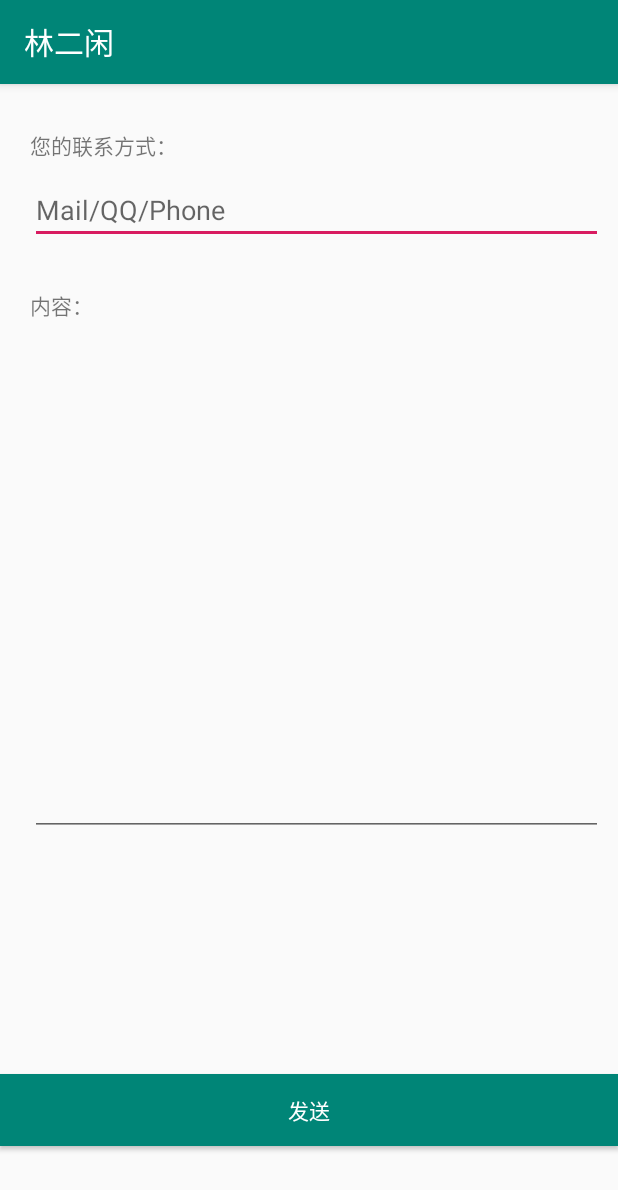
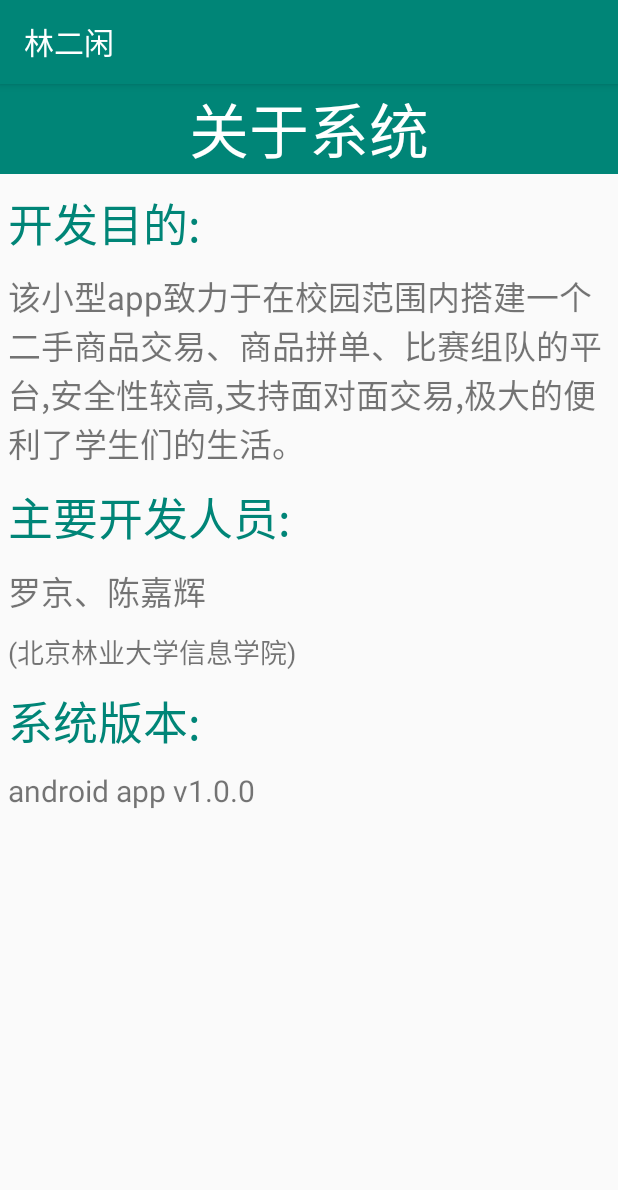
Before and after one commit to VachelChen/ErXianRecomend, an Android app: the fragment connectus shown on its own in the app's theme, on a phone screen of 412 x 824 dp. Shown: the top 1190 px of the screen. Run offline under Robolectric (Android 15) with nearby library versions, the phone set to English and light mode, and no system bars.

Commit message:
录制视频的成品

```diff
--- a/Mytry322 new/app/src/main/res/layout/activity_welcome.xml
+++ b/Mytry322 new/app/src/main/res/layout/activity_welcome.xml
@@ -13,6 +13,7 @@
         android:layout_marginStart="88dp"
         android:layout_marginTop="150dp"
         android:layout_marginEnd="88dp"
+        android:layout_gravity="center"
         app:layout_constraintBottom_toBottomOf="parent"
         app:layout_constraintEnd_toEndOf="parent"
         app:layout_constraintHorizontal_bias="1.0"
--- a/Mytry322 new/app/src/main/res/layout/fragment_connectus.xml
+++ b/Mytry322 new/app/src/main/res/layout/fragment_connectus.xml
@@ -1,68 +1,82 @@
 <?xml version="1.0" encoding="utf-8"?>
-<androidx.constraintlayout.widget.ConstraintLayout xmlns:android="http://schemas.android.com/apk/res/android"
-    xmlns:app="http://schemas.android.com/apk/res-auto"
+<RelativeLayout xmlns:android="http://schemas.android.com/apk/res/android"
     android:layout_width="match_parent"
     android:layout_height="match_parent">
-
-    <LinearLayout
-        android:layout_width="match_parent"
-        android:layout_height="match_parent"
-        android:orientation="vertical">
-
     <TextView
-            android:layout_marginTop="30dp"
-            android:layout_marginLeft="20dp"
-            android:layout_marginRight="10dp"
-            android:id="@+id/textView23"
+        android:id="@+id/tv_about_app"
+        android:text="关于系统"
+        android:textSize="40sp"
+        android:textColor="@color/colorWhite"
         android:layout_width="match_parent"
         android:layout_height="wrap_content"
-            android:text="您的联系方式：" />
-
-        <EditText
+        android:gravity="center_horizontal"
+        android:background="#008577"/>
+    <TextView
+        android:id="@+id/tv_goal"
+        android:layout_width="wrap_content"
+        android:layout_height="wrap_content"
+        android:text="开发目的:"
+        android:textSize="30sp"
+        android:layout_below="@id/tv_about_app"
         android:layout_marginTop="10dp"
-            android:layout_marginLeft="20dp"
-            android:layout_marginRight="10dp"
-            android:id="@+id/editText13"
+        android:textColor="#008577"
+        android:layout_marginStart="5dp"/>
+    <TextView
+        android:id="@+id/tv_goal_content"
         android:layout_width="match_parent"
         android:layout_height="wrap_content"
-            android:ems="10"
-            android:hint="Mail/QQ/Phone"
-            android:inputType="textPersonName" />
-
+        android:text="该小型app致力于在校园范围内搭建一个二手商品交易、商品拼单、比赛组队的平台,安全性较高,支持面对面交易,极大的便利了学生们的生活。"
+        android:layout_below="@id/tv_goal"
+        android:textSize="22sp"
+        android:layout_marginStart="5dp"
+        android:layout_marginEnd="5dp"
+        android:layout_marginTop="10dp"/>
     <TextView
-            android:layout_marginTop="30dp"
-            android:layout_marginLeft="20dp"
-            android:layout_marginRight="10dp"
-            android:id="@+id/textView24"
+        android:id="@+id/tv_developer"
+        android:layout_width="wrap_content"
+        android:layout_height="wrap_content"
+        android:text="主要开发人员:"
+        android:textSize="30sp"
+        android:layout_marginTop="10dp"
+        android:layout_below="@id/tv_goal_content"
+        android:textColor="#008577"
+        android:layout_marginStart="5dp"/>
+    <TextView
+        android:id="@+id/tv_developer_nickname"
+        android:layout_width="wrap_content"
+        android:layout_height="wrap_content"
+        android:text="罗京、陈嘉辉"
+        android:textSize="22sp"
+        android:layout_marginTop="10dp"
+        android:layout_below="@id/tv_developer"
+        android:layout_marginStart="5dp"/>
+    <TextView
+        android:id="@+id/tv_college"
         android:layout_width="match_parent"
         android:layout_height="wrap_content"
-            android:text="内容：" />
-
-        <EditText
+        android:text="(北京林业大学信息学院)"
+        android:textSize="18sp"
+        android:layout_below="@id/tv_developer_nickname"
         android:layout_marginTop="10dp"
-            android:layout_marginLeft="20dp"
-            android:layout_marginRight="10dp"
-            android:id="@+id/editText16"
-            android:layout_width="match_parent"
-            android:layout_height="500px"
-            android:ems="10"
-            android:gravity="start|top"
-            android:inputType="textMultiLine" />
-        <LinearLayout
-            android:layout_width="match_parent"
-            android:layout_height="match_parent"
-            android:layout_alignParentBottom="true"
-            android:orientation="horizontal">
-            <Button
-                android:id="@+id/connectsend"
-                android:layout_gravity="bottom"
-                android:layout_marginBottom="30dp"
+        android:layout_marginStart="5dp"/>
+    <TextView
+        android:id="@+id/tv_version"
         android:layout_width="wrap_content"
         android:layout_height="wrap_content"
-                android:background="#008577"
-                android:layout_weight="1"
-                android:textColor="#FFF"
-                android:text="发送" />
-        </LinearLayout>
-    </LinearLayout>
-</androidx.constraintlayout.widget.ConstraintLayout>
+        android:text="系统版本:"
+        android:textSize="30sp"
+        android:layout_marginTop="10dp"
+        android:layout_below="@+id/tv_college"
+        android:textColor="#008577"
+        android:layout_marginStart="5dp"/>
+    <TextView
+        android:layout_width="wrap_content"
+        android:layout_height="wrap_content"
+        android:text="android app v1.0.0"
+        android:textSize="20sp"
+        android:layout_marginTop="10dp"
+        android:layout_below="@id/tv_version"
+        android:layout_marginStart="5dp"/>
+
+
+</RelativeLayout>
```
Lines whose indentation alone changed are shown as unchanged.
